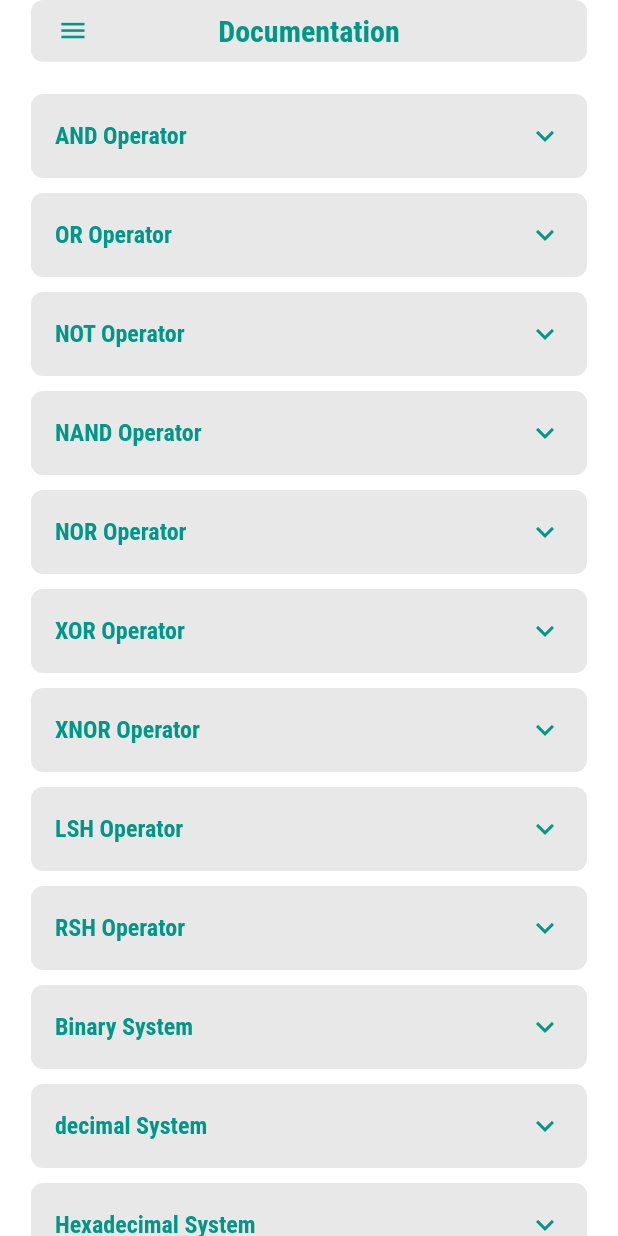
After one commit to islamkhalid295/Graduation-Project, a Flutter app: the Documentation screen opened by its route, on a phone screen of 412 x 824 dp. The commit adds this screen. Run offline on Flutter 3.47's test engine with Material 2 defaults, Android fonts, the phone set to English and light mode, and no system bars; our stand-ins replace cloud_firestore, firebase_auth, firebase_core, flutter_bloc, modal_progress_hud_nsn, shared_preferences and 1 more; missing offline and left inert: firebase_core_platform_interface; accounts and stored records are empty.

Commit message:
add documentation UI

```diff
--- a/lib/Models/app_config.dart
+++ b/lib/Models/app_config.dart
@@ -107,7 +107,7 @@ List<DocumentationElement> documentation = [
   DocumentationElement(
     title: "AND Operator",
     description:
-        " If both expressions evaluate to True, the AND operator returns True. If either or both expressions evaluate to False, the AND operator returns False",
+        "If both expressions evaluate to True, the AND operator returns True. If either or both expressions evaluate to False, the AND operator returns False",
     example: [
       Example(num1: "001", num2: "011", operation: "AND", result: "001")
     ],
@@ -177,21 +177,23 @@ List<DocumentationElement> documentation = [
       ]),
   DocumentationElement(
       title: "decimal System",
-      description:"The decimal system is a number system that uses ten digits: 0, 1, 2, 3, 4, 5, 6, 7, 8, and 9. It is also known as the base-10 numeral system. The decimal system is the most common number system in the world, and it is used in everyday life for counting, measuring, and calculating."
-      ,example: [
+      description:
+          "The decimal system is a number system that uses ten digits: 0, 1, 2, 3, 4, 5, 6, 7, 8, and 9. It is also known as the base-10 numeral system. The decimal system is the most common number system in the world, and it is used in everyday life for counting, measuring, and calculating.",
+      example: [
         Example(num1: "125", num2: "157", operation: "AND", result: "29")
       ]),
   DocumentationElement(
       title: "Hexadecimal System",
       description:
-"Hexadecimal (also base-16 or simply hex) is a positional numeral system that represents numbers using a radix (base) of sixteen. Unlike the decimal system representing numbers using ten symbols, hexadecimal uses sixteen distinct symbols, most often the symbols 0-9 to represent values 0 to 9, and 'A'-'F  to represent values from ten to fifteen. Software developers and system"      ,example: [
-    Example(num1: "125", num2: "157", operation: "AND", result: "1D")
-  ]),
+          "Hexadecimal (also base-16 or simply hex) is a positional numeral system that represents numbers using a radix (base) of sixteen. Unlike the decimal system representing numbers using ten symbols, hexadecimal uses sixteen distinct symbols, most often the symbols 0-9 to represent values 0 to 9, and 'A'-'F  to represent values from ten to fifteen. Software developers and system",
+      example: [
+        Example(num1: "125", num2: "157", operation: "AND", result: "1D")
+      ]),
   DocumentationElement(
-      title: "Hexadecimal System",
+      title: "Octal System",
       description:
-"The octal numeral system, or oct for short, is the base-8 number system, and uses the digits 0 to 7. This is to say that 10octal represents eight and 100octal represents sixty-four. However, English, like most languages, uses a base-10 number system, hence a true octal system might use different vocabulary. ... in decimal."
-      ,example: [
-    Example(num1: "125", num2: "157", operation: "AND", result: "35")
-  ]),
+          "The octal numeral system, or oct for short, is the base-8 number system, and uses the digits 0 to 7. This is to say that 10octal represents eight and 100octal represents sixty-four. However, English, like most languages, uses a base-10 number system, hence a true octal system might use different vocabulary. ... in decimal.",
+      example: [
+        Example(num1: "125", num2: "157", operation: "AND", result: "35")
+      ]),
 ];
--- /dev/null
+++ b/lib/UI/documentation/documentation.dart
@@ -0,0 +1,223 @@
+import 'package:flutter/foundation.dart';
+import 'package:flutter/material.dart';
+import 'package:flutter_bloc/flutter_bloc.dart';
+import 'package:graduation_project/Cubits/theme_cubit/theme_cubit.dart';
+import 'package:graduation_project/Models/app_config.dart';
+import 'package:graduation_project/UI/drawer.dart';
+import 'dart:io';
+import '../../Models/documentation_element_model.dart';
+
+class Documentation extends StatelessWidget {
+  Documentation({super.key});
+  String? theme;
+  @override
+  Widget build(BuildContext context) {
+    if (SizeConfig.width == null) {
+      SizeConfig().init(context);
+    }
+    theme =
+        checkTheme(BlocProvider.of<ThemeCubit>(context).currentTheme, context);
+    return BlocConsumer<ThemeCubit, ThemeState>(
+      listener: (context, state) {
+        if (state is ThemeStateLight)
+          theme = 'light';
+        else if (state is ThemeStateDark)
+          theme = 'dark';
+        else {
+          if (Theme.of(context).brightness == 'light')
+            theme = 'light';
+          else
+            theme = 'dark';
+        }
+      },
+      builder: (context, state) => Scaffold(
+        drawer: MyDrawer(),
+        backgroundColor: (theme == 'light')
+            ? ThemeColors.lightCanvas
+            : ThemeColors.darkCanvas,
+        body: SafeArea(
+          child: Padding(
+            padding:
+                EdgeInsets.symmetric(horizontal: SizeConfig.widthBlock! * 5),
+            child: Column(
+              children: [
+                if (kIsWeb || Platform.isWindows)
+                  SizedBox(
+                    height: SizeConfig.heightBlock!,
+                  ),
+                SizedBox(
+                  height: SizeConfig.heightBlock! * 5,
+                  child: AppBar(
+                    title: const Text(
+                      'Documentation',
+                      style: TextStyle(
+                        fontWeight: FontWeight.bold,
+                      ),
+                    ),
+                    centerTitle: true,
+                    leading: FittedBox(
+                      child: Builder(
+                        builder: (context) => IconButton(
+                          icon: const Icon(Icons.menu),
+                          onPressed: () => Scaffold.of(context).openDrawer(),
+                        ),
+                      ),
+                    ),
+                    backgroundColor: (theme == 'light')
+                        ? ThemeColors.lightElemBG
+                        : ThemeColors.darkElemBG,
+                    shape: RoundedRectangleBorder(
+                      borderRadius: BorderRadius.circular(8),
+                    ),
+                    foregroundColor: (theme == 'light')
+                        ? ThemeColors.lightForegroundTeal
+                        : ThemeColors.darkForegroundTeal,
+                    elevation: 0,
+                  ),
+                ),
+                SizedBox(
+                  height: SizeConfig.heightBlock! * 2,
+                ),
+                Expanded(
+                  child: ListView(
+                    children: documentation
+                        .map(
+                          (e) => createDocElement(e),
+                        )
+                        .toList(),
+                  ),
+                ),
+              ],
+            ),
+          ),
+        ),
+      ),
+    );
+  }
+
+  Widget createDocElement(DocumentationElement element) {
+    return Padding(
+      padding: const EdgeInsets.symmetric(vertical: 5.0),
+      child: ExpansionTile(
+        title: Text(
+          element.title,
+          style: TextStyle(fontWeight: FontWeight.bold),
+        ),
+        shape: RoundedRectangleBorder(
+          borderRadius: BorderRadius.circular(8),
+        ),
+        collapsedShape: RoundedRectangleBorder(
+          borderRadius: BorderRadius.circular(8),
+        ),
+        collapsedBackgroundColor:
+            theme == 'light' ? ThemeColors.lightElemBG : ThemeColors.darkElemBG,
+        backgroundColor:
+            theme == 'light' ? ThemeColors.lightElemBG : ThemeColors.darkElemBG,
+        iconColor: theme == 'light'
+            ? ThemeColors.lightForegroundTeal
+            : ThemeColors.darkForegroundTeal,
+        textColor: theme == 'light'
+            ? ThemeColors.lightBlackText
+            : ThemeColors.darkWhiteText,
+        // textColor: theme == 'light'
+        //     ? ThemeColors.lightForegroundTeal
+        //     : ThemeColors.darkForegroundTeal,
+        collapsedTextColor: theme == 'light'
+            ? ThemeColors.lightForegroundTeal
+            : ThemeColors.darkForegroundTeal,
+        collapsedIconColor: theme == 'light'
+            ? ThemeColors.lightForegroundTeal
+            : ThemeColors.darkForegroundTeal,
+        childrenPadding: const EdgeInsets.symmetric(horizontal: 10),
+        children: [
+          Divider(
+            color: (theme == 'light')
+                ? ThemeColors.lightBlackText.withOpacity(0.5)
+                : ThemeColors.darkWhiteText.withOpacity(0.5),
+            thickness: 1,
+            indent: 20,
+            endIndent: 20,
+          ),
+          Container(
+            alignment: AlignmentDirectional.centerStart,
+            child: Text(
+              'Description:',
+              //textAlign: TextAlign.start,
+              style: TextStyle(
+                fontSize: SizeConfig.heightBlock! * 2.5,
+                fontWeight: FontWeight.bold,
+                color: ThemeColors.blueColor,
+              ),
+            ),
+          ),
+          const SizedBox(
+            height: 5,
+          ),
+          Container(
+            alignment: AlignmentDirectional.centerStart,
+            child: Text(
+              element.description,
+              style: TextStyle(
+                fontSize: SizeConfig.heightBlock! * 2,
+                color: theme == 'light'
+                    ? ThemeColors.lightBlackText
+                    : ThemeColors.darkWhiteText,
+              ),
+            ),
+          ),
+          const SizedBox(
+            height: 5,
+          ),
+          Container(
+            alignment: AlignmentDirectional.centerStart,
+            child: Text('Examples:',
+                style: TextStyle(
+                  fontSize: SizeConfig.heightBlock! * 2.5,
+                  fontWeight: FontWeight.bold,
+                  color: ThemeColors.blueColor,
+                )),
+          ),
+          const SizedBox(
+            height: 5,
+          ),
+          ...element.example.map(
+            (e) => Container(
+              alignment: AlignmentDirectional.centerStart,
+              child: Text.rich(
+                TextSpan(
+                    text: e.num1,
+                    children: [
+                      TextSpan(
+                        text: ' ${e.operation} ',
+                        style: const TextStyle(
+                          color: ThemeColors.redColor,
+                          fontWeight: FontWeight.bold,
+                        ),
+                      ),
+                      TextSpan(text: e.num2),
+                      const TextSpan(text: " = "),
+                      TextSpan(
+                        text: e.result,
+                        style: const TextStyle(
+                          color: ThemeColors.redColor,
+                          fontWeight: FontWeight.bold,
+                        ),
+                      )
+                    ],
+                    style: TextStyle(
+                      fontSize: SizeConfig.heightBlock! * 2,
+                      color: theme == 'light'
+                          ? ThemeColors.lightBlackText
+                          : ThemeColors.darkWhiteText,
+                    )),
+              ),
+            ),
+          ),
+          const SizedBox(
+            height: 5,
+          ),
+        ],
+      ),
+    );
+  }
+}
--- a/lib/UI/drawer.dart
+++ b/lib/UI/drawer.dart
@@ -154,6 +154,7 @@ class MyDrawer extends StatelessWidget {
             ),
             buildListTile(context, 'Calculator'),
             buildListTile(context, 'Simplification'),
+            buildListTile(context, 'Documentation'),
             Padding(
               padding: EdgeInsets.symmetric(vertical: SizeConfig.heightBlock!),
               child: ExpansionTile(
--- a/lib/main.dart
+++ b/lib/main.dart
@@ -4,6 +4,7 @@ import 'package:graduation_project/Cubits/register_cubit/register_cubit.dart';
 import 'package:graduation_project/Cubits/theme_cubit/theme_cubit.dart';
 import 'package:graduation_project/Cubits/simplification_cubit/simplification_cubit.dart';
 import 'package:graduation_project/UI/calculator/calculator.dart';
+import 'package:graduation_project/UI/documentation/documentation.dart';
 import 'package:graduation_project/UI/register.dart';
 import 'package:graduation_project/UI/simpllification/simplification.dart';
 import 'Models/app_config.dart';
@@ -87,6 +88,7 @@ class Digeator extends StatelessWidget {
           '/register': (ctx) => Register(),
           '/calculator': (ctx) => Calculator(),
           '/simplification': (ctx) => Simplification(),
+          '/documentation': (ctx) => Documentation(),
         },
         initialRoute: _auth.currentUser != null ? '/calculator' : '/login',
       ),
```
